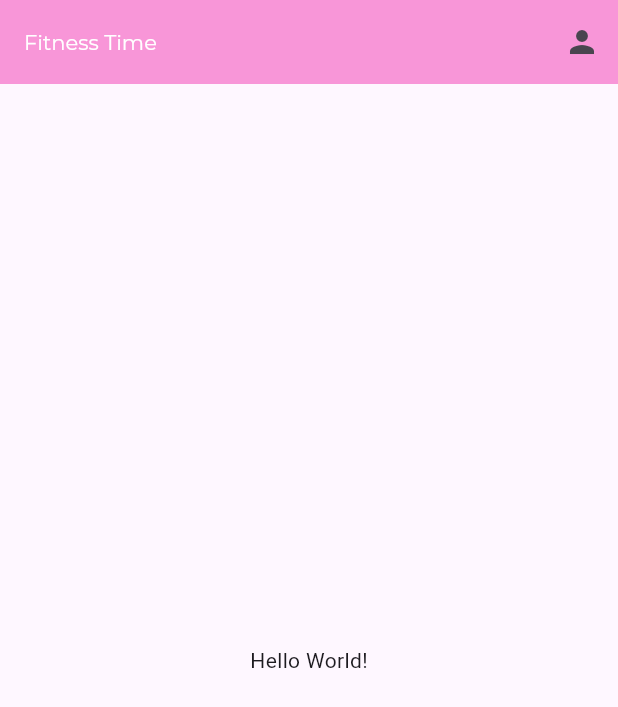
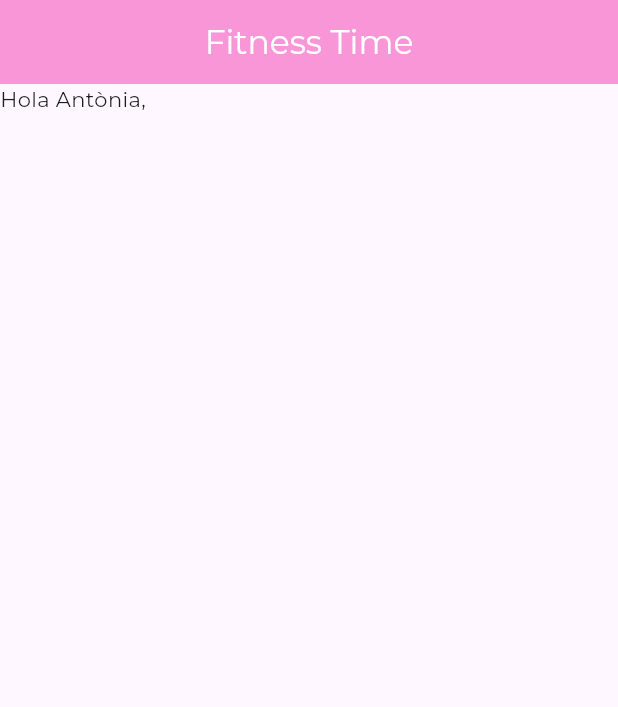
Before and after one commit to JDarrenHulipas/flutter_fitness_time, a Flutter app: the screen it shows after launch, on a phone screen of 412 x 824 dp. Shown: the top 707 px of the screen. Run offline on Flutter 3.47's test engine with Material 3 defaults, Android fonts, the phone set to English and light mode, and no system bars; our stand-ins replace google_fonts.

Commit message:
Update design

```diff
--- a/lib/main.dart
+++ b/lib/main.dart
@@ -1,13 +1,8 @@
 import 'package:flutter/material.dart';
 import 'package:google_fonts/google_fonts.dart';
 
-import 'package:flutter_fitness_time/widget/bottomnavigationbar.dart';
-
-
-
 void main() {
   runApp(const MainApp());
-  void main() => runApp(const NavigationBarApp());
 }
 
 class MainApp extends StatelessWidget {
@@ -16,32 +11,27 @@ class MainApp extends StatelessWidget {
   @override
   Widget build(BuildContext context) {
     return MaterialApp(
+      theme: ThemeData(
+        fontFamily: GoogleFonts.montserrat().fontFamily,
+        appBarTheme: const AppBarTheme(
+          foregroundColor: Colors.white,
+          backgroundColor: Color(0xFFF896D8),
+          centerTitle: true,
+        ),
+      ),
       home: Scaffold(
         appBar: AppBar(
-          backgroundColor: Color(0xFFF896D8),
-          titleTextStyle: GoogleFonts.montserrat(),
-          title: Text('Fitness Time',style: TextStyle(color: Colors.white),),
-          actions: <Widget>[
-            IconButton(
-              //Foto de perfil (Añadir CircleAvatar, NetworkImage)
-              icon: const Icon(Icons.person),
-              tooltip: 'Profile pic',
-              onPressed: () {
-                //Entrar perfil
-              },
+          title: Text(
+            'Fitness Time',
+          ),
+        ),
+        body: Column(
+          children: [
+            Text(
+              "Hola Antònia,",
             ),
           ],
         ),
-        body: const Center(
-          /**
-           * Título + texto + link
-           *
-           * Card  + CardPercentIndicator -> percent_indicator
-           */
-          child: Text('Hello World!'),
-
-        ),
-
       ),
     );
   }
```
Also changed, not shown: lib/widget/singlechildscrollview.dart (added, +15 -0 lines).
